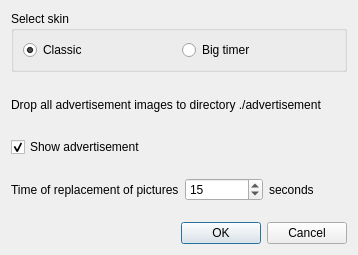
Qt form PointFighting/form_advertisement_setting.ui (BarsukAlexey/xelarogi) before a commit.
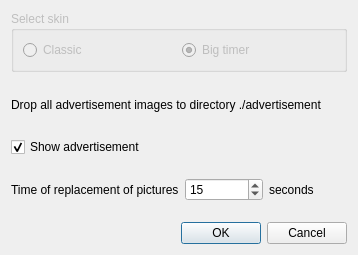
The same form after that commit.

```diff
--- a/PointFighting/form_advertisement_setting.ui
+++ b/PointFighting/form_advertisement_setting.ui
@@ -74,6 +74,9 @@
    </item>
    <item row="0" column="0">
     <widget class="QGroupBox" name="groupBox">
+     <property name="enabled">
+      <bool>false</bool>
+     </property>
      <property name="title">
       <string>Select skin</string>
      </property>
@@ -84,7 +87,7 @@
          <string>Classic</string>
         </property>
         <property name="checked">
-         <bool>true</bool>
+         <bool>false</bool>
         </property>
        </widget>
       </item>
@@ -93,6 +96,9 @@
         <property name="text">
          <string>Big timer</string>
         </property>
+        <property name="checked">
+         <bool>true</bool>
+        </property>
        </widget>
       </item>
      </layout>
```
